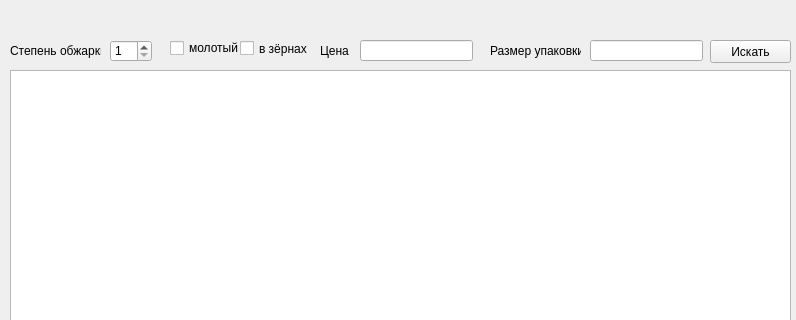
pusheen1024/espresso, file main.ui: the form before one commit; both pictures show x 0 to 796 and y 0 to 320 of the 796 by 504 pixel window.
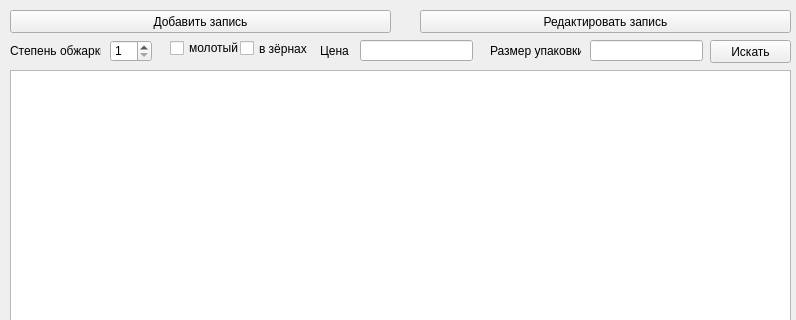
The form after the commit.

```diff
--- a/main.ui
+++ b/main.ui
@@ -138,6 +138,32 @@
      <string>Искать</string>
     </property>
    </widget>
+   <widget class="QPushButton" name="addButton">
+    <property name="geometry">
+     <rect>
+      <x>10</x>
+      <y>10</y>
+      <width>381</width>
+      <height>23</height>
+     </rect>
+    </property>
+    <property name="text">
+     <string>Добавить запись</string>
+    </property>
+   </widget>
+   <widget class="QPushButton" name="editButton">
+    <property name="geometry">
+     <rect>
+      <x>420</x>
+      <y>10</y>
+      <width>371</width>
+      <height>23</height>
+     </rect>
+    </property>
+    <property name="text">
+     <string>Редактировать запись</string>
+    </property>
+   </widget>
   </widget>
   <widget class="QStatusBar" name="statusbar"/>
  </widget>
```
